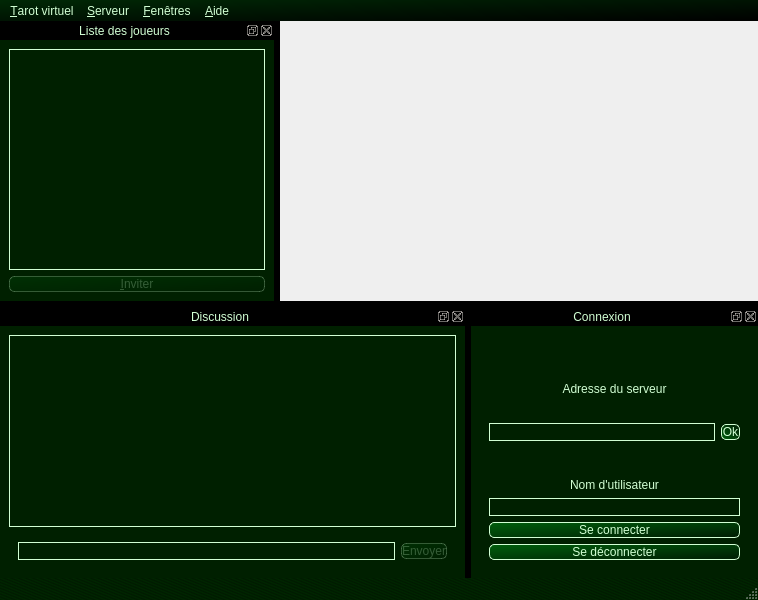
Gugurumbe/tarotv2, file src/client_qt/tarotv.ui: the form before one commit.
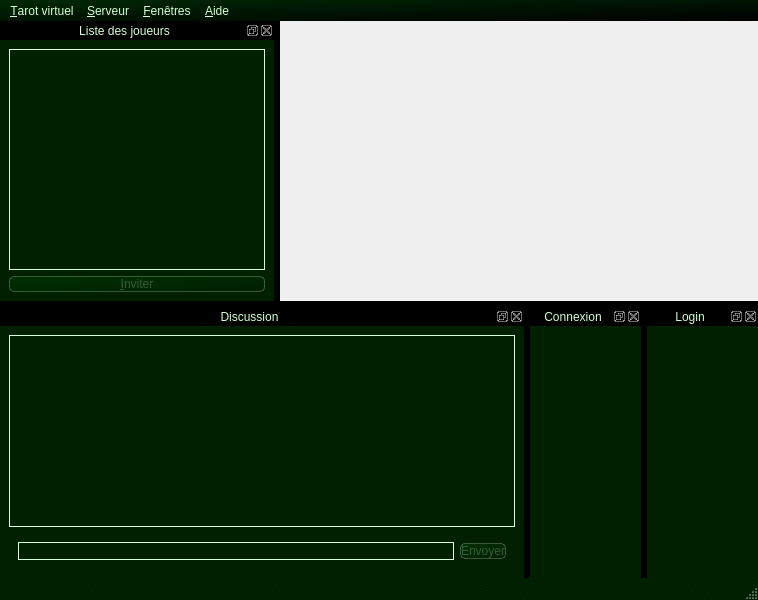
The form after the commit. Icons and pictures are not drawn. Custom widgets are drawn as their Qt base class.

Diff of the .ui file:
```diff
--- a/src/client_qt/tarotv.ui
+++ b/src/client_qt/tarotv.ui
@@ -209,6 +209,9 @@
    </widget>
   </widget>
   <widget class="QDockWidget" name="dock_connexion">
+   <property name="features">
+    <set>QDockWidget::AllDockWidgetFeatures</set>
+   </property>
    <property name="windowTitle">
     <string>Connexion</string>
    </property>
@@ -218,111 +221,7 @@
    <widget class="QWidget" name="dockWidgetContents">
     <layout class="QVBoxLayout" name="verticalLayout_3">
      <item>
-      <widget class="QLabel" name="label">
-       <property name="text">
-        <string>Adresse du serveur</string>
-       </property>
-       <property name="scaledContents">
-        <bool>false</bool>
-       </property>
-       <property name="alignment">
-        <set>Qt::AlignBottom|Qt::AlignHCenter</set>
-       </property>
-      </widget>
-     </item>
-     <item>
-      <widget class="QWidget" name="widget" native="true">
-       <layout class="QHBoxLayout" name="horizontalLayout_2">
-        <item>
-         <widget class="QLineEdit" name="champ_adresse"/>
-        </item>
-        <item>
-         <widget class="QPushButton" name="bouton_changer_serveur">
-          <property name="styleSheet">
-           <string notr="true">:checked{
-	border: 1px solid rgb(210, 255, 212);
-	border-radius: 5px;
-	padding: 0.5ex 1em;
-	background-color: qlineargradient(spread:pad, x1:0, y1:1, x2:1, y2:0, stop:0 rgba(0, 94, 12, 255), stop:1 rgba(0, 29, 3, 255));
-	color: rgb(210, 255, 212);
-}
-:hover{
-	background-color: rgb(210, 255, 212);
-	color: rgb(0, 32, 0);
-}
-:pressed{
-	background-color: qlineargradient(spread:pad, x1:0, y1:1, x2:1, y2:0, stop:0 rgba(0, 94, 12, 255), stop:1 rgba(0, 29, 3, 255));
-	color: rgb(210, 255, 212);
-}
-:disabled{
-	background-color: qlineargradient(spread:pad, x1:0, y1:0, x2:1, y2:1, stop:0 rgba(0, 94, 12, 64), stop:1 rgba(0, 29, 3, 64));
-	border: 1px solid rgba(210, 255, 212, 64);
-	color: rgba(210, 255, 212, 64);
-	padding: 0.5ex 1em;
-}
-* {
-	background-color: qlineargradient(spread:pad, x1:0, y1:0, x2:1, y2:1, stop:0 rgba(94, 0, 12, 255), stop:1 rgba(29, 0, 3, 255));
-	border: 1px solid rgb(255, 210, 212);
-	color: red;
-	border-radius: 5px;
-	padding: 0.5ex 1em;
-}</string>
-          </property>
-          <property name="text">
-           <string>Ok</string>
-          </property>
-          <property name="checkable">
-           <bool>true</bool>
-          </property>
-          <property name="checked">
-           <bool>true</bool>
-          </property>
-          <property name="flat">
-           <bool>false</bool>
-          </property>
-         </widget>
-        </item>
-       </layout>
-      </widget>
-     </item>
-     <item>
-      <widget class="QWidget" name="conteneur_identification" native="true">
-       <layout class="QVBoxLayout" name="verticalLayout_4">
-        <item>
-         <widget class="QLabel" name="label_2">
-          <property name="text">
-           <string>Nom d'utilisateur</string>
-          </property>
-          <property name="scaledContents">
-           <bool>false</bool>
-          </property>
-          <property name="alignment">
-           <set>Qt::AlignBottom|Qt::AlignHCenter</set>
-          </property>
-         </widget>
-        </item>
-        <item>
-         <widget class="QLineEdit" name="champ_nom"/>
-        </item>
-        <item>
-         <widget class="QPushButton" name="bouton_connexion">
-          <property name="text">
-           <string>Se connecter</string>
-          </property>
-         </widget>
-        </item>
-        <item>
-         <widget class="QPushButton" name="bouton_deconnexion">
-          <property name="enabled">
-           <bool>true</bool>
-          </property>
-          <property name="text">
-           <string>Se déconnecter</string>
-          </property>
-         </widget>
-        </item>
-       </layout>
-      </widget>
+      <widget class="tarotv::ui::dock_connexion" name="contenu_dock_connexion" native="true"/>
      </item>
     </layout>
    </widget>
@@ -365,6 +264,24 @@
     </layout>
    </widget>
   </widget>
+  <widget class="QDockWidget" name="dock_login">
+   <property name="features">
+    <set>QDockWidget::AllDockWidgetFeatures</set>
+   </property>
+   <property name="windowTitle">
+    <string>Login</string>
+   </property>
+   <attribute name="dockWidgetArea">
+    <number>8</number>
+   </attribute>
+   <widget class="QWidget" name="dockWidgetContents_3">
+    <layout class="QGridLayout" name="gridLayout">
+     <item row="0" column="0">
+      <widget class="tarotv::ui::dock_login" name="contenu_dock_login" native="true"/>
+     </item>
+    </layout>
+   </widget>
+  </widget>
   <action name="action_connexion">
    <property name="text">
     <string>Se connecter à un serveur en ligne...</string>
@@ -425,6 +342,18 @@
     <signal>selection_changed()</signal>
    </slots>
   </customwidget>
+  <customwidget>
+   <class>tarotv::ui::dock_connexion</class>
+   <extends>QWidget</extends>
+   <header>dock_connexion.hpp</header>
+   <container>1</container>
+  </customwidget>
+  <customwidget>
+   <class>tarotv::ui::dock_login</class>
+   <extends>QWidget</extends>
+   <header>dock_login.hpp</header>
+   <container>1</container>
+  </customwidget>
  </customwidgets>
  <resources>
   <include location="ressource.qrc"/>
```
Left out of the diff: 306 changed lines with no effect on the pictures.
